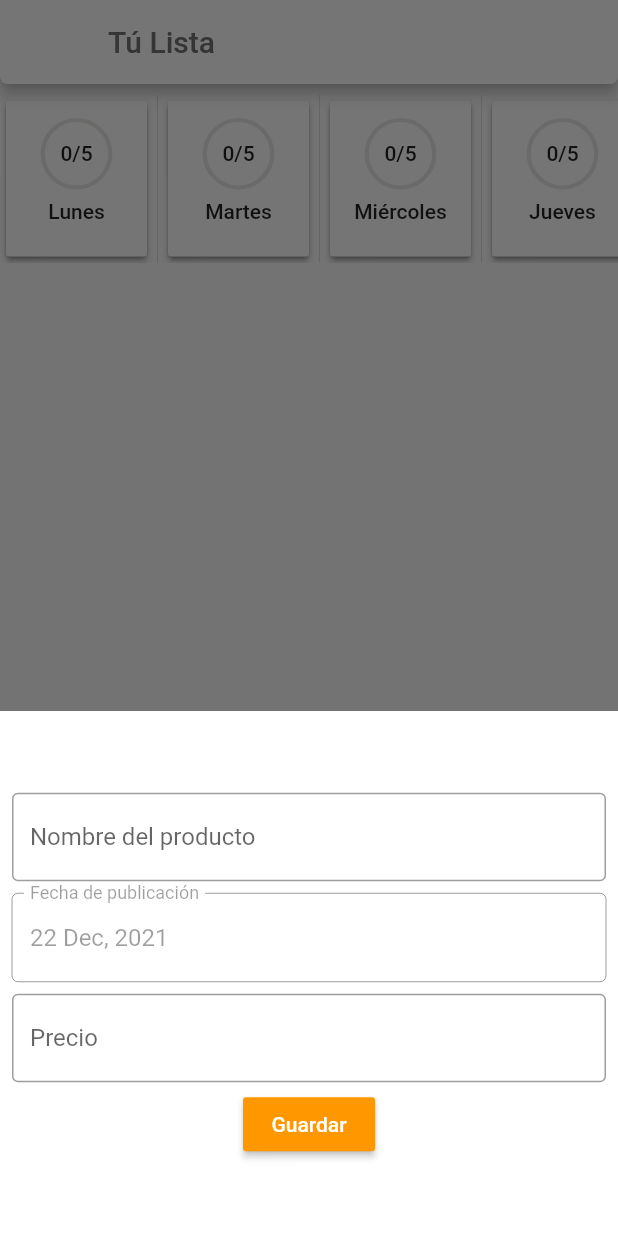
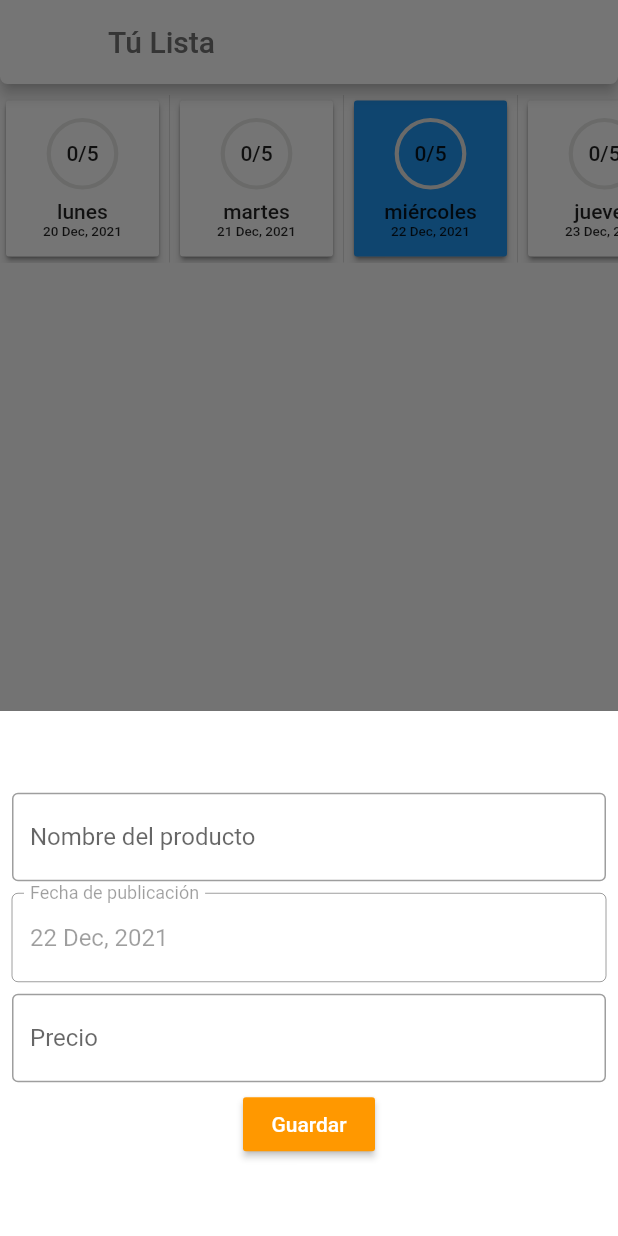
Before and after one commit to JRamosMz/ejemplo_1, a Flutter app: the screen it shows after launch, after a tap on the "add" icon, on a phone screen of 412 x 824 dp. Run offline on Flutter 3.47's test engine with Material 2 defaults, Android fonts, the phone set to English and light mode, and no system bars; our stand-ins replace firebase_core, firebase_database; accounts and stored records are empty.

```diff
--- a/lib/main.dart
+++ b/lib/main.dart
@@ -1,14 +1,24 @@
+import 'dart:convert';
+import 'dart:ui';
 import 'package:ejemplo_1/models/producto.dart';
+import 'package:ejemplo_1/models/weekday.dart';
 import 'package:flutter/material.dart';
 import 'package:flutter/services.dart';
 import 'package:intl/intl.dart';
 import 'package:ejemplo_1/models/semana.dart';
+import 'package:intl/date_symbol_data_local.dart';
+import 'package:firebase_core/firebase_core.dart';
+import 'package:firebase_database/firebase_database.dart';
 
-void main() {
+void main() async {
+  WidgetsFlutterBinding.ensureInitialized();
+  //await Firebase.initializeApp();
   runApp(MyApp());
 }
 
 class MyApp extends StatelessWidget {
+  final Future<FirebaseApp> _fbApp = Firebase.initializeApp();
+
   @override
   Widget build(BuildContext context) {
     return MaterialApp(
@@ -20,8 +30,17 @@ class MyApp extends StatelessWidget {
             color: Color(0xFF737373),
           ),
         ),
-      home: MyHomePage(title: 'Tú Lista'),
-    );
+        home: FutureBuilder(
+            future: _fbApp,
+            builder: (context, snapshot) {
+              if (snapshot.hasError) {
+                return Text("Salio un error");
+              } else if (snapshot.hasData) {
+                return MyHomePage(title: 'Tú Lista');
+              } else {
+                return Center(child: CircularProgressIndicator());
+              }
+            }));
   }
 }
 
@@ -37,7 +56,6 @@ class _MyHomePageState extends State<MyHomePage> {
   double progressValue = 0.0;
   int analysis = 0;
   // las variables
-  bool _estadodelBoton = false;
   var _indexbuilder;
   var _estadodelshowdialog;
   var now = new DateTime.now();
@@ -55,42 +73,53 @@ class _MyHomePageState extends State<MyHomePage> {
     Producto(
         id: DateTime.now().toString(),
         nombre: "Zapatilla",
-        fecha: "2 de Oct, 2021",
+        fecha: "15 Nov, 2021",
         precio: 202),
     Producto(
         id: DateTime.now().toString(),
         nombre: "Chanclas",
-        fecha: "2 de Oct, 2021",
+        fecha: "16 Nov, 2021",
         precio: 100),
     Producto(
         id: DateTime.now().toString(),
         nombre: "Pelota",
-        fecha: "2 de Oct, 2021",
+        fecha: "17 Nov, 2021",
         precio: 50),
     Producto(
         id: DateTime.now().toString(),
         nombre: "Zapatilla",
-        fecha: "24 Oct, 2021",
+        fecha: "20 Nov, 2021",
         precio: 202),
   ];
 
   List<Producto> listadeproductos = <Producto>[];
 
-  final List<Semana> diaSemana = <Semana>[
-    Semana(dia: "Lunes", fecha: "2 de Oct, 2021"),
-    Semana(dia: "Martes", fecha: "2 de Oct, 2021"),
-    Semana(dia: "Miércoles", fecha: "20 Oct, 2021"),
-    Semana(dia: "Jueves", fecha: "02 de Oc, 2021"),
-    Semana(dia: "Viernes", fecha: "3 de Oct"),
-    Semana(dia: "Sábado", fecha: "02 de Oct"),
-    Semana(dia: "Domingo", fecha: "24 Oct, 2021"),
+  List<Semana> diaSemana = <Semana>[
+    /*Semana(dia: "Lunes", fecha: "2 de Oct, 2021", selected: false, cantidad: 2),
+    Semana(dia: "Martes", fecha: "2 de Oct, 2021", selected: false, cantidad: 3),
+    Semana(dia: "Miércoles", fecha: "20 Oct, 2021", selected: false, cantidad: 4),
+    Semana(dia: "Jueves", fecha: "02 de Oc, 2021", selected: false, cantidad: 5),
+    Semana(dia: "Viernes", fecha: "05 Nov, 2021", selected: false, cantidad: 2),
+    Semana(dia: "Sábado", fecha: "02 de Oct", selected: false, cantidad: 4),
+    Semana(dia: "Domingo", fecha: "24 Oct, 2021", selected: false, cantidad: 2),*/
   ];
 
   @override
   void initState() {
-    if(_estadodelBoton = false) {
-      _estadodelBoton = Colors.white as bool;
+    String localeName = "es_ES";
+    initializeDateFormatting(localeName);
+    //print(localeName);
+    printFirebase();
+    for (var item in ObtenerDias()) {
+      //print("${item.dia.toString()} :fecha ${item.fecha.toString()}");
+      diaSemana.add(Semana(
+          dia: item.dia.toString(),
+          fecha: item.fecha.toString(),
+          selected: false,
+          cantidad: 0,
+          progress: 0));
     }
+
     //Se obtine la fecha actual
     String fechaActual = formatFecha.format(now);
     //Se da el valor incial de la fecha actual
@@ -99,15 +128,57 @@ class _MyHomePageState extends State<MyHomePage> {
     listadeproductos = listageneral
         .where((producto) => producto.fecha!.contains(fechaActual))
         .toList();
+
+    /*diaSemana.forEach((e) {
+      e.fecha = DateFormat('EEEE').format(now);
+    });*/
+
+    diaSemana.forEach((e) {
+      if (listageneral
+              .where((element) => element.fecha!.contains(e.fecha.toString()))
+              .length >
+          0) {
+        e.cantidad = listageneral
+            .where((element) => element.fecha!.contains(e.fecha.toString()))
+            .length;
+        e.progress = e.cantidad! / 5;
+      } else {
+        e.cantidad = 0;
+        e.progress = 0;
+      }
+
+      if (e.fecha == fechaActual) {
+        e.selected = true;
+      } else {
+        e.selected = false;
+      }
+    });
     /*Al progressIndicator le indico que sea menor-igual que uno y que el valor del progressValue sea igual a la lista de productos
     entre 5 para que avance de 2 en 2 hasta llegar a 10*/
-    if (progressValue <= 1) {
+    /*if (progressValue <= 1) {
       progressValue = (listadeproductos.length) / 5;
-    }
+    }*/
     // el analisys es el indicador de progreso, le indico que no puede ser mayor que 5, y que es igual a la cantidad de elementos que hay en la lista de productos
     if (analysis <= 5) {
       analysis = listadeproductos.length;
     }
+  }
+
+  List<Weekday> ObtenerDias() {
+    final now = DateTime.now();
+    final firstDayOfWeek = now.subtract(Duration(days: now.weekday - 1));
+    //print(firstDayOfWeek);
+    //var startFrom = now.subtract(Duration(days: now.weekday-1));
+
+    //return List.generate(7, (i) => '${startFrom.add(Duration(days: i)).day}').toList();
+
+    return List.generate(7, (index) => index)
+        .map((value) => Weekday(
+            fecha:
+                formatFecha.format(firstDayOfWeek.add(Duration(days: value))),
+            dia: DateFormat(DateFormat.WEEKDAY, "es_ES")
+                .format(firstDayOfWeek.add(Duration(days: value)))))
+        .toList();
   }
 
   // esta es la función volcar, que atrapa a los productos que tengan la misma fecha y los coloca en la lista de productos
@@ -131,27 +202,41 @@ class _MyHomePageState extends State<MyHomePage> {
   void fecha(index) {
     print("${diaSemana[index].dia}");
     volcar_listaproductos(diaSemana[index].fecha.toString());
-    if(_estadodelBoton = true) {
-      _estadodelBoton = Colors.blue as bool;
+    setState(() {
+      diaSemana.forEach((e) {
+        e.selected = false;
+      });
+      diaSemana[index].selected = true;
+    });
   }
-  }
+
   //esta función tiene varias condicionales en la que indico que el progressindicator tiene que ser menor que 1 o que el analysis sea menor que 5
   void _guardar() {
     setState(() {
-      if (progressValue < 1 || analysis < 5) {
+      var fechaEdit = diaSemana
+          .firstWhere((el) => el.fecha == fechaController.text.toString());
+      if (fechaEdit.progress! < 1 || fechaEdit.cantidad! < 5) {
         //  _formKey que es el identificador de los campos de formulario que quiero validar, le indico que tiene que validar su estado actual
         if (_formKey.currentState!.validate()) {
           // 3 tipos de controladores, nombre, fecha y precio, los tres en texto no tienen que estar vacios y de esa manera se podrá guardar lo que escriba como un prodcuto más
           if (nombreController.text.isNotEmpty &&
               fechaController.text.isNotEmpty &&
               precioController.text.isNotEmpty) {
-            listageneral.add(
+            /*listageneral.add(
               Producto(
                   id: DateTime.now().toString(),
                   fecha: fechaController.text,
                   precio: int.parse(precioController.text),
                   nombre: nombreController.text),
-            );
+            );*/
+            DatabaseReference _cammpo_fecha_Ref =
+                FirebaseDatabase.instance.reference().child("productos");
+            _cammpo_fecha_Ref.push().set({
+              'id': DateTime.now().toString(),
+              'nombre': nombreController.text,
+              'fecha': fechaController.text,
+              'precio': int.parse(precioController.text),
+            });
             // le indico que volque los productos y que la fecha la saque del controlador para que los pueda identificar
             volcar_listaproductos(fechaController.text);
             // luego de seguir esas funciones, le indico que salga del ShowDialog  y que limpie los TextFormField
@@ -161,12 +246,34 @@ class _MyHomePageState extends State<MyHomePage> {
           }
         }
         // el progressvalue avanza 0.2 cada que guardo un nuevo producto
-        progressValue = progressValue + 0.2;
+        //progressValue = progressValue + 0.2;
         // el analysis avanza 1 cada que guardo
-        analysis += 1;
+        //analysis += 1;
+        diaSemana.forEach((e) {
+          if (listageneral
+                  .where(
+                      (element) => element.fecha!.contains(e.fecha.toString()))
+                  .length >
+              0) {
+            e.cantidad = listageneral
+                .where((element) => element.fecha!.contains(e.fecha.toString()))
+                .length;
+            e.progress = e.cantidad! / 5;
+          } else {
+            e.cantidad = 0;
+            e.progress = 0;
+          }
+
+          if (e.fecha == fechaController.text) {
+            e.selected = true;
+          } else {
+            e.selected = false;
           }
         });
       }
+    });
+  }
+
   // este es el widget de la lista de la semana
   Widget ListHorizontal() {
     return ListView.separated(
@@ -180,11 +287,11 @@ class _MyHomePageState extends State<MyHomePage> {
       },
       itemBuilder: (BuildContext context, int index) {
         return Container(
-          width: 102,
+          width: 110,
           child: Card(
             child: Center(
               child: MaterialButton(
-                color: _estadodelBoton ? Colors.blue : Colors.white,
+                color: diaSemana[index].selected! ? Colors.blue : Colors.white,
                 onPressed: () => fecha(index),
                 child: Column(
                   children: <Widget>[
@@ -197,14 +304,14 @@ class _MyHomePageState extends State<MyHomePage> {
                       child: Stack(
                         children: <Widget>[
                           Center(
-                            child: Text("$analysis/5"),
+                            child: Text("${diaSemana[index].cantidad}/5"),
                           ),
                           Center(
                             child: Container(
                               width: 45,
                               height: 45,
                               child: CircularProgressIndicator(
-                                value: progressValue,
+                                value: diaSemana[index].progress,
                                 strokeWidth: 2.8,
                                 backgroundColor: Color(0xFFE6E7E5),
                               ),
@@ -216,7 +323,14 @@ class _MyHomePageState extends State<MyHomePage> {
                     SizedBox(
                       height: 8,
                     ),
-                    Text("${diaSemana[index].dia}"), // le indico la posición de día
+                    Text(
+                        "${diaSemana[index].dia}"), // le indico la posición de día
+                    Text(
+                      "${diaSemana[index].fecha}",
+                      style: TextStyle(
+                        fontSize: 9,
+                      ),
+                    ),
                   ],
                 ),
               ),
@@ -226,6 +340,7 @@ class _MyHomePageState extends State<MyHomePage> {
       },
     );
   }
+
   // es casi similar a la función gurdar
   void _actualizaredit(index) {
     setState(() {
@@ -257,13 +372,15 @@ class _MyHomePageState extends State<MyHomePage> {
       }
     });
   }
+
   // la función de incrementar
   void _incrementCounter() {
+    var fechaSele = diaSemana.firstWhere((element) => element.selected == true);
     //limpia
     nombreController.clear();
     precioController.clear();
-    // vemos los cambios en el campo de textp, en este caso inicia con la fecha actual
-    fechaController = TextEditingController(text: formatFecha.format(now));
+    // vemos los cambios en el campo de texto, en este caso la fecha se va actualizando de acuerdo al día que he seleccionado
+    fechaController = TextEditingController(text: fechaSele.fecha);
     // al estar en true me va a mostrar el boton de guardar y cuando este en false este en false
     _estadodelshowdialog = true;
     // mostrar el ShowDialog
@@ -274,6 +391,7 @@ class _MyHomePageState extends State<MyHomePage> {
       //);
     });
   }
+
   // el widget show dialog
   void _mostrar_solo_showDialog() {
     showModalBottomSheet<void>(
@@ -381,6 +499,7 @@ class _MyHomePageState extends State<MyHomePage> {
       },
     );
   }
+
   // la función de editar
   void _editProduct(int index) {
     // me muestra el boton actualizar
@@ -398,6 +517,7 @@ class _MyHomePageState extends State<MyHomePage> {
     _mostrar_solo_showDialog();
     setState(() {});
   }
+
   // función que es parte del mensaje de advertencia que sale cuando queremos eliminar algo
   void _advertenciadelete(BuildContext context, int index) {
     showDialog(
@@ -451,6 +571,7 @@ class _MyHomePageState extends State<MyHomePage> {
       },
     );
   }
+
   // la función de confirmar elimnar
   void _eliminar(int index) {
     setState(() {
@@ -466,8 +587,28 @@ class _MyHomePageState extends State<MyHomePage> {
       // salimos del showdialog
       Navigator.pop(context);
       // tanto el analysis como el progressValue dismunuyen en su valor
-      analysis -= 1;
-      progressValue = progressValue - 0.2;
+      //analysis -= 1;
+      //progressValue = progressValue - 0.2;
+      diaSemana.forEach((e) {
+        if (listageneral
+                .where((element) => element.fecha!.contains(e.fecha.toString()))
+                .length >
+            0) {
+          e.cantidad = listageneral
+              .where((element) => element.fecha!.contains(e.fecha.toString()))
+              .length;
+          e.progress = e.cantidad! / 5;
+        } else {
+          e.cantidad = 0;
+          e.progress = 0;
+        }
+
+        if (e.fecha == fechaController.text) {
+          e.selected = true;
+        } else {
+          e.selected = false;
+        }
+      });
     });
   }
   /* esta función es la contra del initState, este termina el ciclo, el init State inicializa,
@@ -480,9 +621,47 @@ class _MyHomePageState extends State<MyHomePage> {
     nombreController.dispose();
     super.dispose();
   }
+
+  void printFirebase() {
+    FirebaseDatabase.instance.reference().child("productos").once().then((DataSnapshot snapshot) {
+      //print('Data : ${snapshot.value}');
+
+      print("==========================================================");
+      print(snapshot.value);
+
+      listageneral = [];
+      snapshot.value.forEach((k,values){
+        print(values);
+        listageneral.add(
+          Producto(
+              id: values["id"],
+              fecha: values["fecha"],
+              precio: values["precio"],
+              nombre: values["nombre"],
+          ),
+        );
+      });
+
+      volcar_listaproductos(fechaController.text);
+       /* Map<dynamic, dynamic> values = snapshot.value;
+        values.forEach((key, values) {
+          print(values["nombre"]);
+          /*listageneral.add(
+          Producto(
+              id: values["id"],
+              fecha: values["fecha"],
+              precio: values["precio"],
+              nombre: values["nombre"],
+          ),
+        ); */
+        });*/
+    });
+  }
+
   // este es el widget principal donde se coloca el diseño y se llaman a las funciones creadas
   @override
   Widget build(BuildContext context) {
+    //printFirebase();
     return Scaffold(
       drawer: Drawer(),
       appBar: AppBar(
--- /dev/null
+++ b/lib/models/days.dart
@@ -0,0 +1,6 @@
+import 'package:flutter/cupertino.dart';
+
+class Days{
+  final locale;
+  Days({@required this.locale});
+}
--- a/lib/models/semana.dart
+++ b/lib/models/semana.dart
@@ -2,6 +2,9 @@ import 'package:flutter/material.dart';
 
 class Semana{
   final String? dia;
-  final String? fecha;
-Semana({@required this.dia, @required this.fecha,});
+  String? fecha;
+  bool? selected;
+  int? cantidad;
+  double? progress;
+Semana({@required this.dia, @required this.fecha,@required this.selected, @required this.cantidad, @required this.progress});
 }
--- /dev/null
+++ b/lib/models/weekday.dart
@@ -0,0 +1,7 @@
+import 'package:flutter/cupertino.dart';
+
+class Weekday {
+  final fecha;
+  final dia;
+  Weekday({@required this.fecha, @required this.dia});
+}
--- a/pubspec.yaml
+++ b/pubspec.yaml
@@ -29,6 +29,8 @@ dependencies:
   # Use with the CupertinoIcons class for iOS style icons.
   cupertino_icons: ^1.0.2
   intl: ^0.17.0
+  firebase_core: ^1.10.0
+  firebase_database: ^8.1.0
 
 dev_dependencies:
   flutter_test:
```
Also changed, not shown: pubspec.lock, 3 other files. Lines whose indentation alone changed are shown as unchanged.
